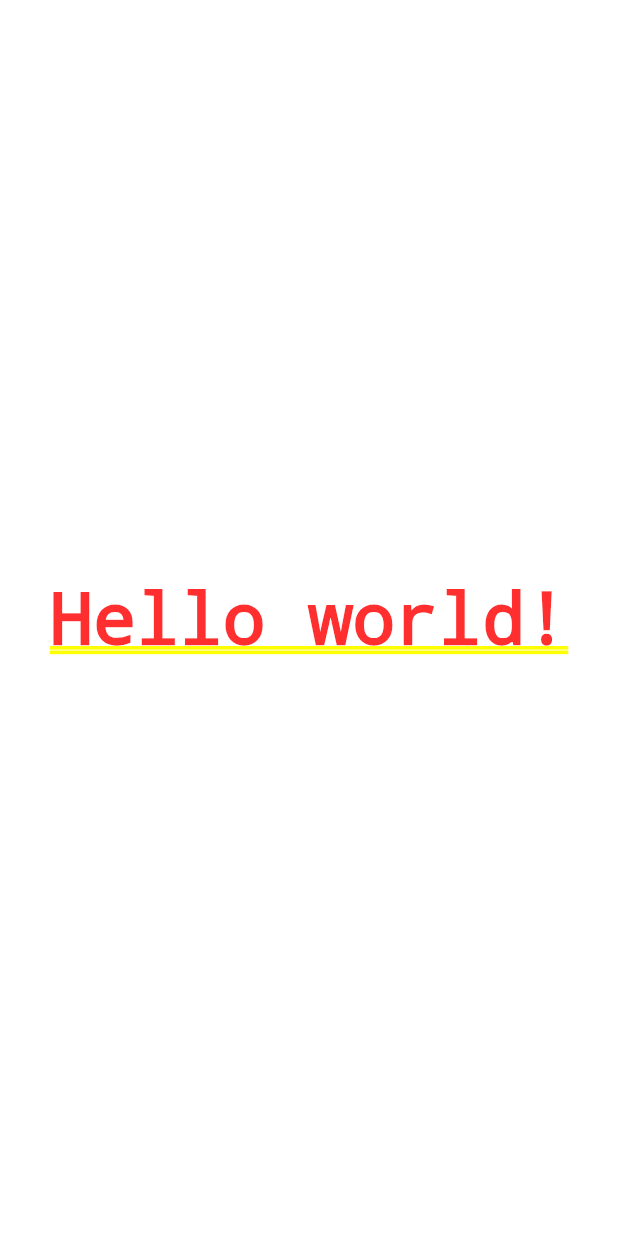
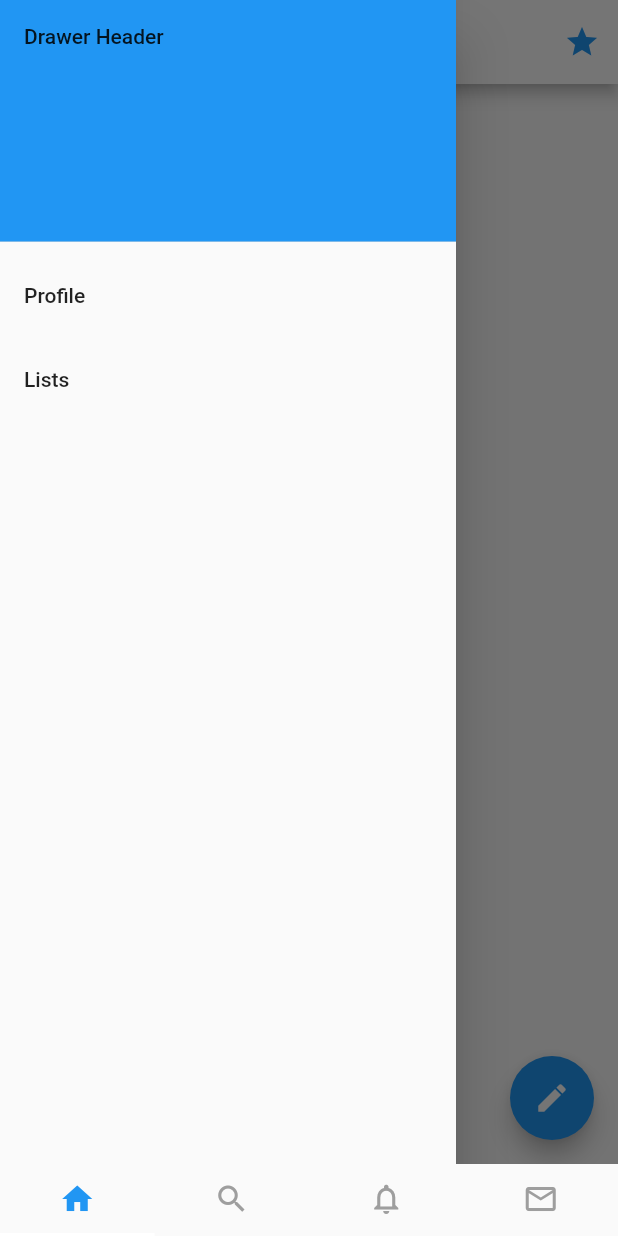
Before and after one commit to oreoluwa-bs/Flutter-Practice, a Flutter app: the screen it shows after launch, with the side drawer open (before the commit the screen has no drawer), on a phone screen of 412 x 824 dp. Run offline on Flutter 3.47's test engine with Material 2 defaults, Android fonts, the phone set to English and light mode, and no system bars.

Commit message:
Made navigaiton for most screens

```diff
--- /dev/null
+++ b/lib/components/buttons/add_tweet_button.dart
@@ -0,0 +1,13 @@
+import 'package:flutter/material.dart';
+
+class AddTweetNavigator extends StatelessWidget {
+  @override
+  Widget build(BuildContext context) {
+    return FloatingActionButton(
+      onPressed: () {
+        print('hi');
+      },
+      child: Icon(Icons.create),
+    );
+  }
+}
--- /dev/null
+++ b/lib/components/drawer/drawer_page.dart
@@ -0,0 +1,30 @@
+import 'package:flutter/material.dart';
+
+class DrawerPage extends StatelessWidget {
+  @override
+  Widget build(BuildContext context) {
+    return Drawer(
+      child: ListView(
+        padding: EdgeInsets.zero,
+        children: <Widget>[
+          DrawerHeader(
+            child: Text('Drawer Header'),
+            decoration: BoxDecoration(
+              color: Colors.blue,
+            ),
+          ),
+          ListTile(
+            title: Text('Profile'),
+            onTap: () {
+              Navigator.pop(context);
+            },
+          ),
+          ListTile(
+            title: Text('Lists'),
+            onTap: () {},
+          )
+        ],
+      ),
+    );
+  }
+}
--- a/lib/main.dart
+++ b/lib/main.dart
@@ -1,7 +1,76 @@
 import 'package:flutter/material.dart';
+import 'package:flutter/cupertino.dart';
 
-void main() => runApp(MaterialApp(
-      home: Center(
-        child: Text('Hello world!'),
+import './screens/homepage.dart';
+import './screens/DirectMessagesPage.dart';
+import './screens/NotificationsPage.dart';
+import './screens/SearchPage.dart';
+
+void main() => runApp(MyApp());
+
+class MyApp extends StatelessWidget {
+  @override
+  Widget build(BuildContext context) {
+    return (MaterialApp(
+      theme: ThemeData(
+        primaryColor: Colors.white,
+        primaryIconTheme: IconThemeData(
+          color: Colors.blue,
+        )
       ),
+      home: MyBottomTabs(),
     ));
+  }
+}
+
+class MyBottomTabs extends StatefulWidget {
+  @override
+  _MyBottomTabsState createState() => _MyBottomTabsState();
+}
+
+class _MyBottomTabsState extends State<MyBottomTabs>
+    with SingleTickerProviderStateMixin {
+  TabController controller;
+
+  @override
+  void initState() {
+    super.initState();
+    controller = new TabController(vsync: this, length: 4);
+  }
+
+  @override
+  void dispose() {
+    super.dispose();
+  }
+
+  @override
+  Widget build(BuildContext context) {
+    return Scaffold(
+      bottomNavigationBar: Material(
+        child: TabBar(
+          controller: controller,
+          labelStyle: TextStyle(fontSize: 50),
+          labelColor: Colors.blue,
+          unselectedLabelColor: Colors.grey,
+          indicatorColor: Colors.white,
+          tabs: <Widget>[
+            Tab(icon: Icon(Icons.home)),
+            Tab(icon: Icon(Icons.search)),
+            Tab(icon: Icon(Icons.notifications_none)),
+            Tab(icon: Icon(Icons.mail_outline)),
+          ],
+        ),
+      ),
+      body: TabBarView(
+        physics: NeverScrollableScrollPhysics(),
+        controller: controller,
+        children: <Widget>[
+          HomePage(),
+          SearchView(),
+          NotificationsPage(),
+          DirectMessageView(),
+        ],
+      ),
+    );
+  }
+}
--- /dev/null
+++ b/lib/screens/homepage.dart
@@ -0,0 +1,40 @@
+import 'package:flutter/material.dart';
+
+import '../components/buttons/add_tweet_button.dart';
+import '../components/drawer/drawer_page.dart';
+
+class HomePage extends StatefulWidget {
+  @override
+  _HomePageState createState() => _HomePageState();
+}
+
+class _HomePageState extends State<HomePage> {
+  final GlobalKey<ScaffoldState> _scaffoldKey = new GlobalKey<ScaffoldState>();
+
+  @override
+  Widget build(BuildContext context) {
+    return Scaffold(
+      key: _scaffoldKey,
+      appBar: AppBar(
+        title: Text(
+          'Home',
+          style: TextStyle(color: Colors.black),
+        ),
+        leading: IconButton(
+          icon: Icon(Icons.person),
+          onPressed: () {
+            _scaffoldKey.currentState.openDrawer();
+          },
+        ),
+        actions: <Widget>[
+          IconButton(
+            icon: Icon(Icons.star),
+            onPressed: () {},
+          )
+        ],
+      ),
+      drawer: DrawerPage(),
+      floatingActionButton: AddTweetNavigator(),
+    );
+  }
+}
```
Also changed, not shown: lib/screens/DirectMessagesPage.dart (added, +18 -0 lines), lib/screens/NotificationsPage.dart (added, +18 -0 lines), lib/screens/SearchPage.dart (added, +66 -0 lines).
